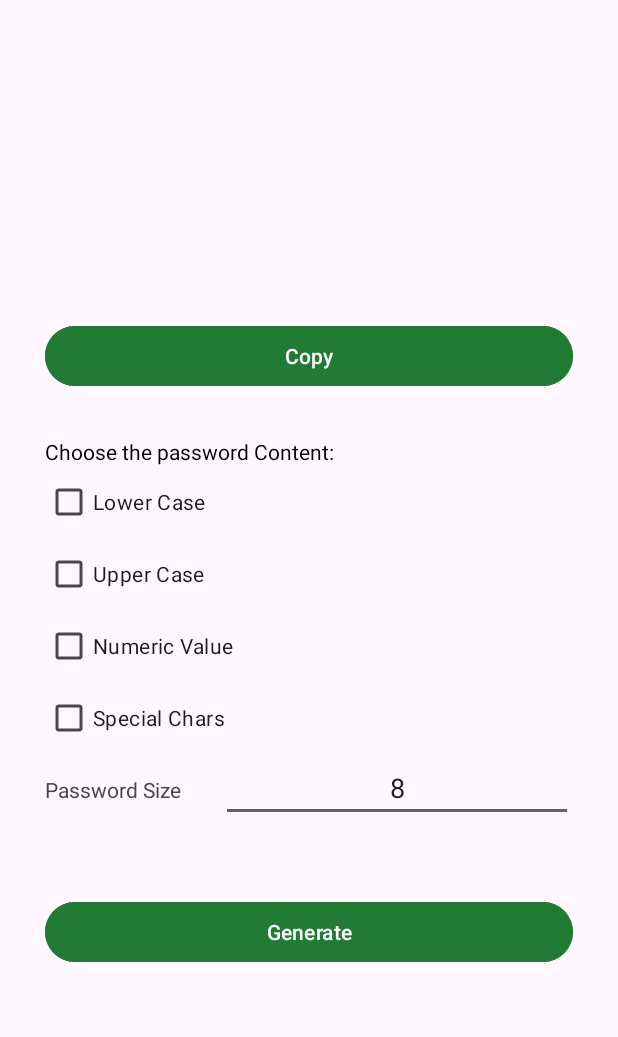
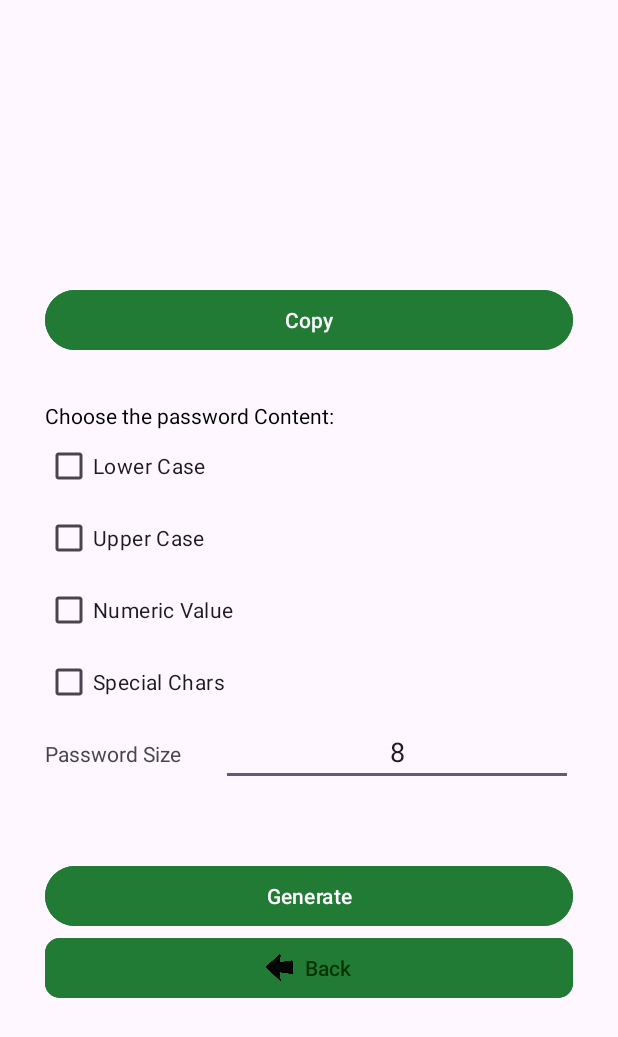
Before and after one commit to Marys-Hub/PasswordManager, an Android app: the PassGenActivity screen opened directly, with no data from a screen before it, on a phone screen of 412 x 824 dp. Shown: the top 1037 px of the screen. Run offline under Robolectric (Android 15) with nearby library versions, the phone set to English and light mode, and no system bars.

Commit message:
nush exact ce am mai facut dar cv pe acolo

```diff
--- a/app/src/main/java/com/example/passwordmanager/activities/PassGenActivity.java
+++ b/app/src/main/java/com/example/passwordmanager/activities/PassGenActivity.java
@@ -6,6 +6,7 @@ import android.content.ClipData;
 import android.content.ClipboardManager;
 import android.content.Context;
 import android.os.Bundle;
+import android.view.View;
 import android.widget.Button;
 import android.widget.CheckBox;
 import android.widget.EditText;
@@ -25,6 +26,8 @@ public class PassGenActivity extends AppCompatActivity {
     private TextView textPasswordGenerated,textErrorMessage;
     private CheckBox checkLower, checkUpper,checkSpecialChar, checkNumeric;
     private Button btnGenerate, btnCopy;
+
+    Button btnBack;
 
     @Override
     protected void onCreate(Bundle savedInstanceState) {
@@ -68,6 +71,13 @@ public class PassGenActivity extends AppCompatActivity {
             manager.setPrimaryClip(ClipData.newPlainText("password",textPasswordGenerated.getText().toString()));
             Toast.makeText(this, "Password Copied", Toast.LENGTH_SHORT).show();
         });
+
+        btnBack.setOnClickListener(new View.OnClickListener() {
+            @Override
+            public void onClick(View v) {
+                onBackPressed();
+            }
+        });
     }
 
     private void initViews() {
@@ -80,5 +90,6 @@ public class PassGenActivity extends AppCompatActivity {
         checkNumeric = findViewById(R.id.check_numeric);
         btnGenerate = findViewById(R.id.btn_generate);
         btnCopy = findViewById(R.id.btn_copy);
+        btnBack = findViewById(R.id.btnGeneratePassBack);
     }
 }
--- a/app/src/main/res/layout/activity_home_page.xml
+++ b/app/src/main/res/layout/activity_home_page.xml
@@ -191,7 +191,8 @@
             android:layout_height="wrap_content"
             android:layout_weight="1"
             android:backgroundTint="#217B35"
-            android:textColor="#FFFFFF" />
+            android:textColor="#FFFFFF"
+            tools:ignore="SpeakableTextPresentCheck" />
 
         <Button
             android:id="@+id/button2"
@@ -199,7 +200,8 @@
             android:layout_height="wrap_content"
             android:layout_weight="1"
             android:backgroundTint="#217B35"
-            android:textColor="#FFFFFF" />
+            android:textColor="#FFFFFF"
+            tools:ignore="SpeakableTextPresentCheck" />
     </LinearLayout>
 
 </LinearLayout>
--- a/app/src/main/res/layout/activity_login.xml
+++ b/app/src/main/res/layout/activity_login.xml
@@ -109,5 +109,4 @@
 
 
 
-
 </androidx.constraintlayout.widget.ConstraintLayout>
--- a/app/src/main/res/layout/activity_pass_gen.xml
+++ b/app/src/main/res/layout/activity_pass_gen.xml
@@ -98,6 +98,22 @@
                 android:layout_height="wrap_content"
                 android:backgroundTint="#217B35"
                 android:text="@string/generate"/>
+
+            <com.google.android.material.button.MaterialButton
+                android:id="@+id/btnGeneratePassBack"
+                android:layout_width="match_parent"
+                android:layout_height="wrap_content"
+                android:backgroundTint="#217B35"
+                android:paddingStart="20dp"
+                android:paddingTop="10dp"
+                android:paddingEnd="20dp"
+                android:paddingBottom="10dp"
+                android:text="Back"
+                android:textColor="#003300"
+                app:cornerRadius="10dp"
+                app:icon="@drawable/goback"
+                app:iconGravity="textStart"
+                app:iconTint="@color/black" />
         </LinearLayout>
 
     </LinearLayout>
--- a/app/src/main/res/layout/activity_register_page.xml
+++ b/app/src/main/res/layout/activity_register_page.xml
@@ -59,7 +59,7 @@
                 android:id="@+id/etEmail"
                 android:layout_width="match_parent"
                 android:layout_height="match_parent"
-                android:hint="Enter Email"
+                android:hint="Enter Email (ex:someone@example.com)"
                 android:inputType="textEmailAddress"
                 android:textColor="@android:color/black" />
 
--- a/app/src/main/res/values/strings.xml
+++ b/app/src/main/res/values/strings.xml
@@ -68,4 +68,5 @@
     <string name="sign_up">Sign Up</string>
     <string name="password_generator">Password generator</string>
     <string name="generate_a_new_and_secure_password">Generate a new and secure password</string>
+    <string name="back">Back</string>
 </resources>
```
Also changed, not shown: app/src/main/java/com/example/passwordmanager/activities/LoginActivity.java (+9 -0 lines), app/src/main/java/com/example/passwordmanager/activities/RegisterActivity.java (+11 -0 lines). Lines whose indentation alone changed are shown as unchanged.
